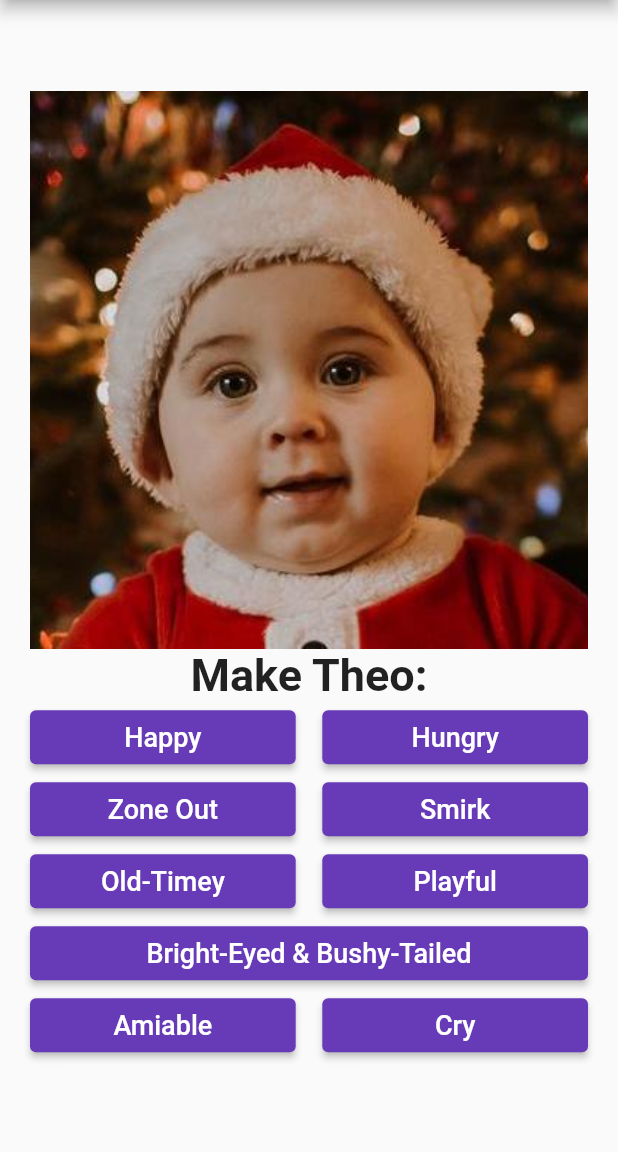
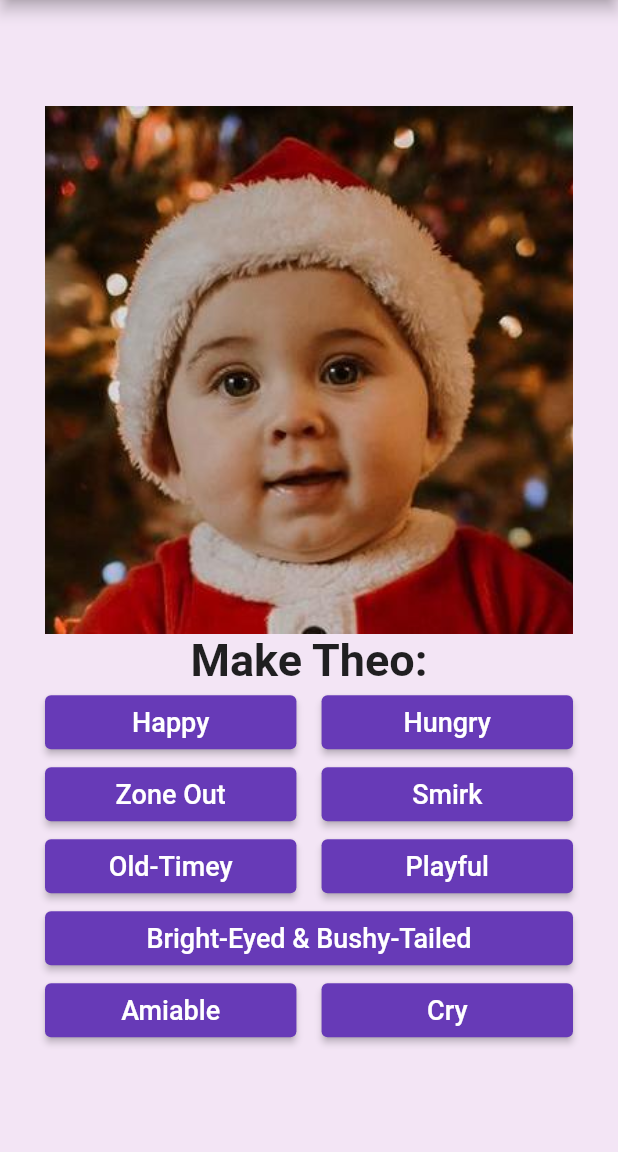
Before and after one commit to Nightlights524/theo_simulator_flutter, a Flutter app: the screen it shows after launch, on a phone screen of 412 x 824 dp, the part 84-1236 px from its top. Run offline on Flutter 3.47's test engine with Material 2 defaults, Android fonts, the phone set to English and light mode, and no system bars.

Commit message:
Simplified layout with CustomScrollView

```diff
--- a/lib/main.dart
+++ b/lib/main.dart
@@ -53,45 +53,30 @@ class _MyHomePageState extends State<MyHomePage> {
   Widget build(BuildContext context) {
     var mediaQueryData = MediaQuery.of(context);
     return Scaffold(
-      // backgroundColor: Colors.purple.shade50,
+      backgroundColor: Colors.purple.shade50,
       appBar: AppBar(
         title: Text(widget.title),
       ),
-      body: LayoutBuilder(
-        builder: (BuildContext context, BoxConstraints viewportConstraints) {
-          return SingleChildScrollView(
-            child: Container(
-              padding: EdgeInsets.all(20),
-              constraints: BoxConstraints(
-                minHeight: viewportConstraints.maxHeight,
-                minWidth: viewportConstraints.maxWidth,
-              ),
+      body: CustomScrollView(
+        slivers: [
+          SliverFillRemaining(
+            hasScrollBody: false,
+            child: Padding(
+              padding: const EdgeInsets.all(30.0),
               child: Column(
                 mainAxisAlignment: MainAxisAlignment.center,
-                crossAxisAlignment: CrossAxisAlignment.center,
                 children: <Widget>[
                   Image.asset(
                     _imagePath,
                     fit: BoxFit.cover,
-                    width: mediaQueryData.size.width - 40,
-                    height: mediaQueryData.size.width - 40,
-                    // width: 300,
-                    // height: 300,
+                    width: mediaQueryData.size.width - 60,
+                    height: mediaQueryData.size.width - 60,
                     gaplessPlayback: true,
                   ),
                   Text(
                     "Make Theo:",
                     style: TextStyle(fontSize: 30, fontWeight: FontWeight.bold),
                   ),
-                  Container(
-                    // color: Colors.blue,
-                    width: mediaQueryData.size.width - 40,
-                    // width: 300,
-                    // height: 300,
-                    child: Column(
-                      mainAxisAlignment: MainAxisAlignment.spaceBetween,
-                      crossAxisAlignment: CrossAxisAlignment.center,
-                      children: [
                   Row(
                     children: [
                       _buildButton("Happy", "TheoHappy.jpg"),
@@ -129,151 +114,9 @@ class _MyHomePageState extends State<MyHomePage> {
                 ],
               ),
             ),
+          ),
         ],
-              ),
-            ),
-          );
-        },
       ),
     );
   }
 }
-
-// //ALTERNATIVE LAYOUT - ALMOST
-// //-----------------------------------------------------
-// import 'package:flutter/material.dart';
-
-// void main() => runApp(TheoSimulator());
-
-// class TheoSimulator extends StatelessWidget {
-//   @override
-//   Widget build(BuildContext context) {
-//     return MaterialApp(
-//       title: 'Theo Simulator',
-//       theme: ThemeData(
-//         primarySwatch: Colors.deepPurple,
-//       ),
-//       home: MyHomePage(title: 'Theo Simulator'),
-//     );
-//   }
-// }
-
-// class MyHomePage extends StatefulWidget {
-//   MyHomePage({Key? key, required this.title}) : super(key: key);
-
-//   final String title;
-
-//   @override
-//   _MyHomePageState createState() => _MyHomePageState();
-// }
-
-// class _MyHomePageState extends State<MyHomePage> {
-//   String _imagePath = "assets/images/TheoBase.jpg";
-
-//   void _setImage(String imageName) {
-//     setState(() {
-//       _imagePath = "assets/images/$imageName";
-//     });
-//   }
-
-//   Widget _buildButton(String buttonText, String imageName) {
-//     return Expanded(
-//       flex: 10,
-//       child: ElevatedButton(
-//         onPressed: () => _setImage(imageName),
-//         style: ElevatedButton.styleFrom(
-//           tapTargetSize: MaterialTapTargetSize.shrinkWrap,
-//         ),
-//         child: Text(
-//           buttonText,
-//           style: TextStyle(fontSize: 18),
-//         ),
-//       ),
-//     );
-//   }
-
-//   @override
-//   Widget build(BuildContext context) {
-//     return Scaffold(
-//       appBar: AppBar(
-//         title: Text(widget.title),
-//       ),
-//       body: Container(
-//         // color: Colors.purple.shade50,
-//         color: Colors.green,
-//         child: ListView(
-//           // shrinkWrap: true,
-//           padding: EdgeInsets.all(20),
-//           children: <Widget>[
-//             Column(
-//               children: [
-//                 Align(
-//                   child: Image.asset(
-//                     _imagePath,
-//                     fit: BoxFit.cover,
-//                     width: 300,
-//                     height: 300,
-//                     gaplessPlayback: true,
-//                   ),
-//                 ),
-//                 Align(
-//                   child: Text(
-//                     "Make Theo:",
-//                     style: TextStyle(fontSize: 24, fontWeight: FontWeight.bold),
-//                   ),
-//                 ),
-//                 Align(
-//                   child: Container(
-//                     color: Colors.blue,
-//                     width: 300,
-//                     // height: 300,
-//                     child: Column(
-//                       mainAxisAlignment: MainAxisAlignment.spaceBetween,
-//                       crossAxisAlignment: CrossAxisAlignment.center,
-//                       children: [
-//                         Row(
-//                           children: [
-//                             _buildButton("Happy", "TheoHappy.jpg"),
-//                             Spacer(),
-//                             _buildButton("Hungry", "TheoHungry.jpg"),
-//                           ],
-//                         ),
-//                         Row(
-//                           children: [
-//                             _buildButton("Zone Out", "TheoZoneOut.jpg"),
-//                             Spacer(),
-//                             _buildButton("Smirk", "TheoSmirk.jpg"),
-//                           ],
-//                         ),
-//                         Row(
-//                           children: [
-//                             _buildButton("Old-Timey", "TheoOldTimey.jpg"),
-//                             Spacer(),
-//                             _buildButton("Playful", "TheoPlayful.jpg"),
-//                           ],
-//                         ),
-//                         Row(
-//                           children: [
-//                             _buildButton("Bright-Eyed & Bushy-Tailed",
-//                                 "TheoBrightEyedBushyTailed.jpg"),
-//                           ],
-//                         ),
-//                         Row(
-//                           children: [
-//                             _buildButton("Amiable", "TheoBase.jpg"),
-//                             Spacer(),
-//                             _buildButton("Cry", "TheoCry.jpg"),
-//                           ],
-//                         ),
-//                       ],
-//                     ),
-//                   ),
-//                 ),
-//               ],
-//             ),
-//           ],
-//         ),
-//       ),
-//     );
-//   }
-// }
```
Lines whose indentation alone changed are shown as unchanged.
